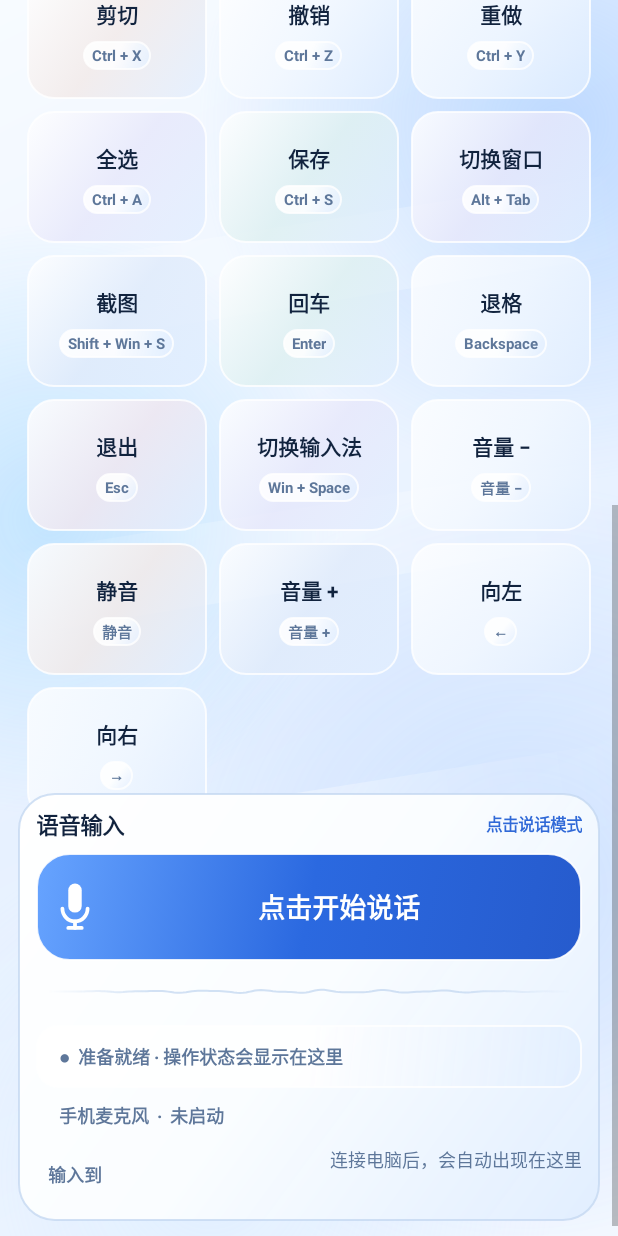
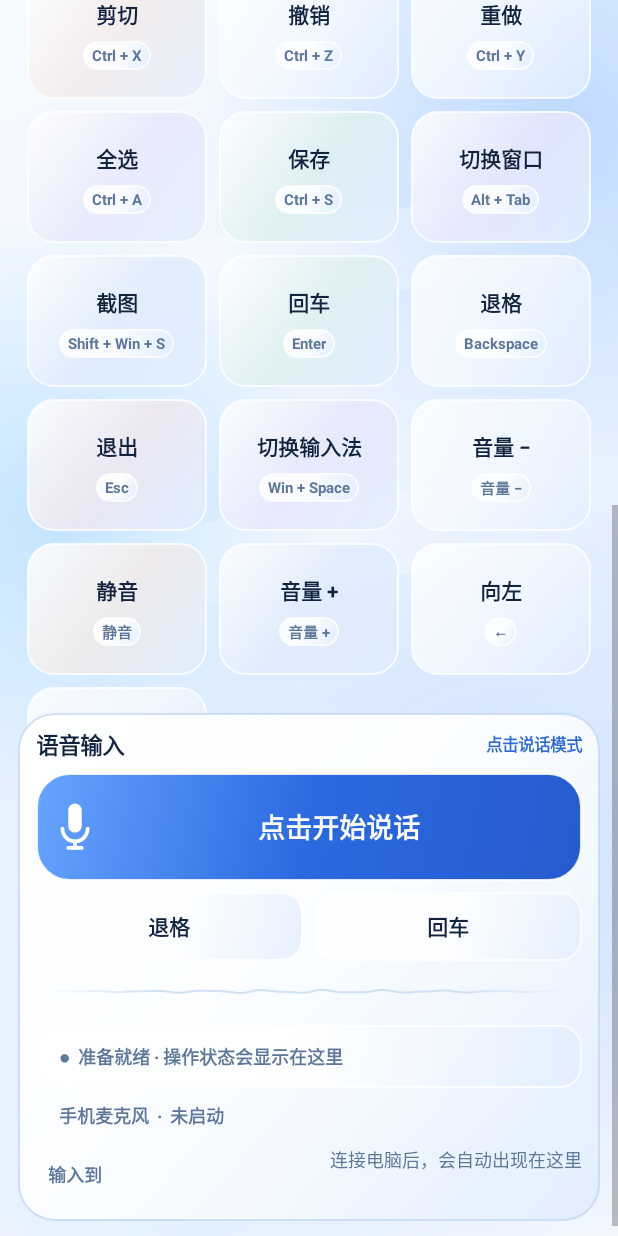
Before and after one commit to leolemon777/PhoneDeck, an Android app: the screen it shows after launch (MainActivity), scrolled down 576 dp, on a phone screen of 412 x 824 dp. Run offline under Robolectric (Android 15) with nearby library versions, the light colour scheme and no system bars; pictures from the network do not load.

Commit message:
Add voice dock backspace and enter controls

```diff
--- a/work/phone-deck/android/app/src/main/java/com/codex/phonedeck/MainActivity.java
+++ b/work/phone-deck/android/app/src/main/java/com/codex/phonedeck/MainActivity.java
@@ -484,6 +484,31 @@ public final class MainActivity extends Activity {
         voiceDock.addView(typelessButton, margins(dp(0), dp(7), dp(0), dp(0),
                 LinearLayout.LayoutParams.MATCH_PARENT, dp(72)));
 
+        LinearLayout voiceEditRow = new LinearLayout(this);
+        voiceEditRow.setOrientation(LinearLayout.HORIZONTAL);
+        voiceEditRow.setGravity(Gravity.CENTER);
+
+        Button backspaceButton = voiceEditButton("退格");
+        backspaceButton.setContentDescription("删除电脑光标前一个字符");
+        backspaceButton.setOnClickListener(view -> triggerVoiceEditAction(
+                backspaceButton, "退格", "BACKSPACE", "backspace"));
+        installTouchFeedback(backspaceButton);
+        voiceEditRow.addView(backspaceButton, new LinearLayout.LayoutParams(
+                0, dp(46), 1f));
+
+        Button enterButton = voiceEditButton("回车");
+        enterButton.setContentDescription("向电脑发送回车键");
+        enterButton.setOnClickListener(view -> triggerVoiceEditAction(
+                enterButton, "回车", "ENTER", "enter"));
+        installTouchFeedback(enterButton);
+        LinearLayout.LayoutParams enterParams = new LinearLayout.LayoutParams(
+                0, dp(46), 1f);
+        enterParams.leftMargin = dp(8);
+        voiceEditRow.addView(enterButton, enterParams);
+        voiceDock.addView(voiceEditRow, margins(dp(0), dp(7), dp(0), dp(0),
+                LinearLayout.LayoutParams.MATCH_PARENT,
+                LinearLayout.LayoutParams.WRAP_CONTENT));
+
         voiceMeter = new VoiceLevelView(this, theme);
         voiceDock.addView(voiceMeter, margins(dp(8), dp(5), dp(8), dp(0),
                 LinearLayout.LayoutParams.MATCH_PARENT, dp(30)));
@@ -866,6 +891,48 @@ public final class MainActivity extends Activity {
                             theme.danger);
                     performResultHaptic(source, false);
                     source.showFailure();
+                });
+            }
+        });
+    }
+
+    private void triggerVoiceEditAction(
+            Button source, String label, String key, String legacyAction) {
+        JSONObject body = new JSONObject();
+        try {
+            body.put("requestId", UUID.randomUUID().toString());
+            if (serverProtocolVersion >= 2 && targetComputerId != null
+                    && !targetComputerId.isBlank()) {
+                body.put("protocolVersion", 2);
+                body.put("sessionId", clientSessionId);
+                body.put("targetComputerId", targetComputerId);
+                body.put("action", "keyChord");
+                body.put("keys", new org.json.JSONArray().put(key));
+                body.put("holdMs", 40);
+            } else {
+                body.put("action", legacyAction);
+            }
+        } catch (Exception exception) {
+            showActionFeedback("✕  无法创建" + label + "操作", theme.danger);
+            performResultHaptic(source, false);
+            return;
+        }
+
+        showActionFeedback("●  正在发送：" + label, theme.warning);
+        actionExecutor.execute(() -> {
+            try {
+                String transport = sendCommand(body);
+                mainHandler.post(() -> {
+                    showConnection(transport + " 已连接", theme.success);
+                    showActionFeedback("✓  已发送：" + label + " · " + transport,
+                            theme.success);
+                    performResultHaptic(source, true);
+                });
+            } catch (Exception exception) {
+                mainHandler.post(() -> {
+                    showConnection("发送失败，请检查当前电脑连接", theme.danger);
+                    showActionFeedback("✕  电脑未确认" + label + "操作", theme.danger);
+                    performResultHaptic(source, false);
                 });
             }
         });
@@ -2142,6 +2209,16 @@ public final class MainActivity extends Activity {
         return button;
     }
 
+    private Button voiceEditButton(String label) {
+        Button button = smallButton(label);
+        button.setTextSize(14);
+        button.setTypeface(Typeface.DEFAULT, Typeface.BOLD);
+        button.setBackground(theme.pressable(
+                this, theme.surface,
+                theme.mix(theme.surface, theme.primary, 0.16f), 14));
+        return button;
+    }
+
     private TextView text(String value, int sizeSp, int color, int style) {
         TextView view = new TextView(this);
         view.setText(value);
```
